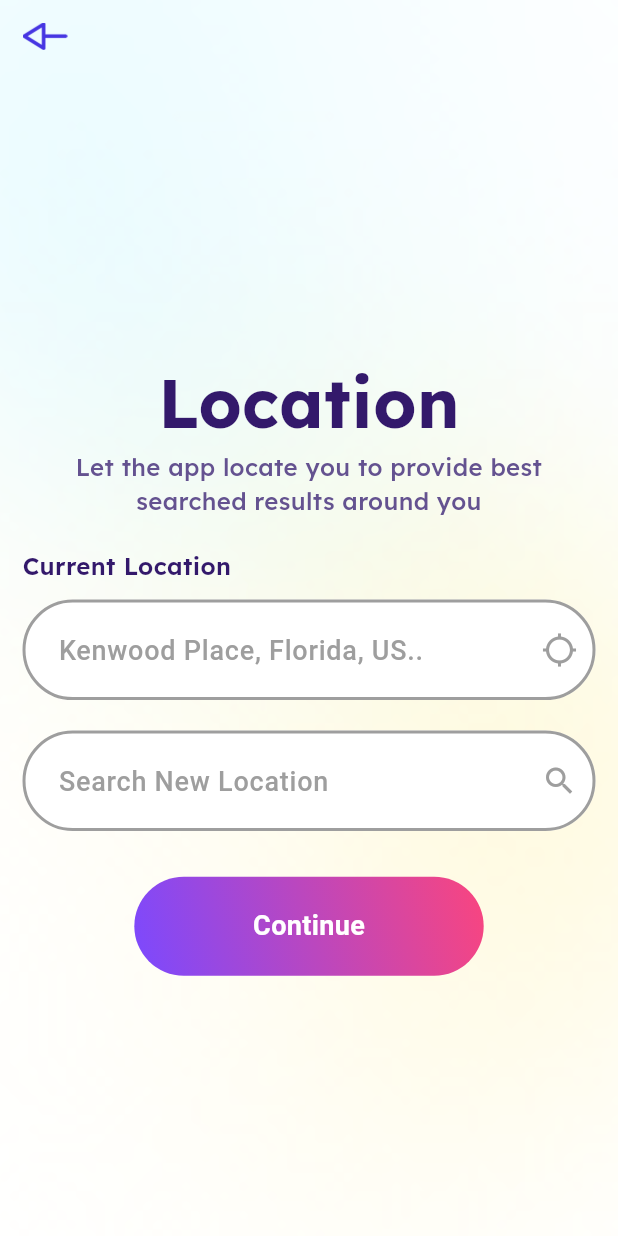
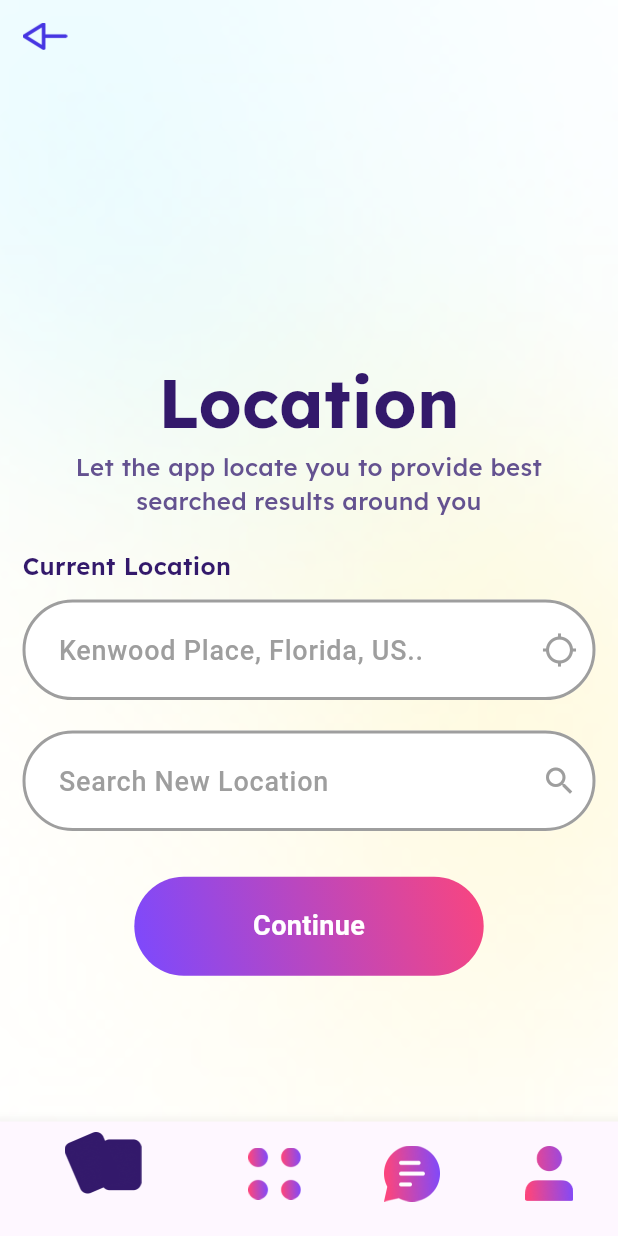
Before and after one commit to Faisal-957/datingapp, a Flutter app: the screen it shows after launch, on a phone screen of 412 x 824 dp. Run offline on Flutter 3.47's test engine with Material 3 defaults, Android fonts, the phone set to English and light mode, and no system bars; our stand-ins replace flutter_screenutil, google_fonts, intl_phone_field, pinput, syncfusion_flutter_datepicker.

Commit message:
screen update

```diff
--- a/lib/main.dart
+++ b/lib/main.dart
@@ -1,3 +1,4 @@
+import 'package:datingapp/ui/screens/bottombar_screen/bottombar.dart';
 import 'package:datingapp/ui/screens/location_screen/location.dart';
 import 'package:datingapp/ui/screens/personal_details/personal_details.dart';
 import 'package:datingapp/ui/screens/select_intrest/select_intrest.dart';
@@ -18,7 +19,10 @@ class MyApp extends StatelessWidget {
       minTextAdapt: true,
       splitScreenMode: true,
       builder: (context, child) {
-        return MaterialApp(debugShowCheckedModeBanner: false, home: Location());
+        return MaterialApp(
+          debugShowCheckedModeBanner: false,
+          home: Bottombar(),
+        );
       },
     );
   }
--- /dev/null
+++ b/lib/ui/screens/bottombar_screen/bottombar.dart
@@ -0,0 +1,73 @@
+import 'package:datingapp/core/constants/colors.dart';
+import 'package:datingapp/core/constants/string.dart';
+import 'package:datingapp/ui/screens/intro_screen/intro_screen3.dart';
+import 'package:datingapp/ui/screens/location_screen/location.dart';
+import 'package:datingapp/ui/screens/personal_details/Personal_details.dart';
+import 'package:datingapp/ui/screens/select_intrest/select_intrest.dart';
+import 'package:flutter/material.dart';
+
+class Bottombar extends StatefulWidget {
+  const Bottombar({super.key});
+
+  @override
+  State<Bottombar> createState() => _BottombarState();
+}
+
+class _BottombarState extends State<Bottombar> {
+  int currentIndex = 0;
+  final List<Widget> screens = [
+    Location(),
+    SelectIntrest(),
+    Personaldetails(),
+    IntroScreen3(),
+  ];
+  @override
+  Widget build(BuildContext context) {
+    return Scaffold(
+      body: screens[currentIndex],
+      bottomNavigationBar: BottomNavigationBar(
+        currentIndex: currentIndex,
+        onTap: (value) {
+          setState(() {
+            currentIndex = value;
+          });
+        },
+
+        items: [
+          BottomNavigationBarItem(
+            icon: Image.asset(
+              "$iconsAssets/swipe1.png",
+              scale: 3,
+              color: currentIndex == 0 ? darkblueColor : null,
+            ),
+            label: "",
+          ),
+          BottomNavigationBarItem(
+            icon: Image.asset(
+              "$iconsAssets/dots.png",
+              scale: 3,
+              color: currentIndex == 1 ? darkblueColor : null,
+            ),
+            label: "",
+          ),
+          BottomNavigationBarItem(
+            icon: Image.asset(
+              "$iconsAssets/chats.png",
+              scale: 3,
+              color: currentIndex == 2 ? darkblueColor : null,
+            ),
+            label: "",
+          ),
+          BottomNavigationBarItem(
+            icon: Image.asset(
+              "$iconsAssets/user.png",
+              scale: 3,
+              color: currentIndex == 3 ? darkblueColor : null,
+            ),
+            label: "",
+          ),
+        ],
+      ),
+    );
+  }
+}
--- a/lib/ui/screens/location_screen/location.dart
+++ b/lib/ui/screens/location_screen/location.dart
@@ -6,9 +6,14 @@ import 'package:datingapp/core/custom_widget/custom_buttton.dart';
 import 'package:flutter/material.dart';
 import 'package:flutter_screenutil/flutter_screenutil.dart';
 
-class Location extends StatelessWidget {
+class Location extends StatefulWidget {
   const Location({super.key});
 
+  @override
+  State<Location> createState() => _LocationState();
+}
+
+class _LocationState extends State<Location> {
   @override
   Widget build(BuildContext context) {
     return Scaffold(
```
Also changed, not shown: assets/icons_assets/chats.png (added), assets/icons_assets/dots.png (added), assets/icons_assets/swipe.png (added), assets/icons_assets/swipe1.png (added), assets/icons_assets/user.png (added), lib/ui/screens/location_screen/location2.dart (deleted).
